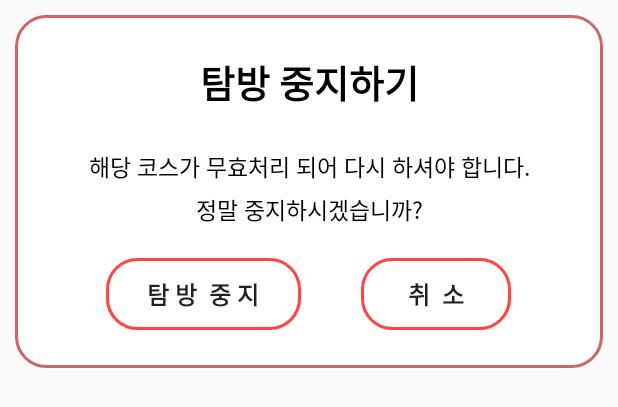
After one commit to donghyun-lgym/KNUeverywhere, an Android app: the layout mapfragment_cancelbuttondialog.xml on its own in the app's theme, with its tools: preview values and no code run, on a phone screen of 412 x 824 dp. The commit adds this screen. Shown: the top 407 px of the screen. Run offline under Robolectric (Android 15) with nearby library versions, the phone set to English and light mode, and no system bars.

Commit message:
탐방 시작 개발 완료

```diff
--- a/app/src/main/java/com/dongcompany/knueverywhere/ui/Map/MapFragment.java
+++ b/app/src/main/java/com/dongcompany/knueverywhere/ui/Map/MapFragment.java
@@ -5,6 +5,7 @@ import android.app.Activity;
 import android.content.Context;
 import android.content.Intent;
 import android.graphics.Color;
+import android.graphics.Paint;
 import android.os.Bundle;
 import android.os.CountDownTimer;
 import android.util.Log;
@@ -88,6 +89,7 @@ public class MapFragment extends Fragment implements OnMapReadyCallback {
     public void startTimer(int time) { //time : 분단위
         util.setTravelState(true);
         startButton.setText("탐방 중지하기");
+        selectCourseButton.setPaintFlags(selectCourseButton.getPaintFlags() | Paint.STRIKE_THRU_TEXT_FLAG);
         timerLayout.setVisibility(View.VISIBLE);
 
         long conversionTime = (time / 60) * 1000 * 3600 + (time % 60) * 60 * 1000; // 밀리초로 변환
@@ -95,7 +97,6 @@ public class MapFragment extends Fragment implements OnMapReadyCallback {
         if(timer == null) {
             makeTimer(conversionTime);
         }
-
     }
     private void makeTimer(long conversionTime) {
         timer =  new CountDownTimer(conversionTime, 1000) {
@@ -129,11 +130,8 @@ public class MapFragment extends Fragment implements OnMapReadyCallback {
                 //탐방 코스의 무효화
                 activity.invalidityTravel();
                 startButton.setText("탐방 시작하기");
+                selectCourseButton.setPaintFlags(0);
                 timerLayout.setVisibility(View.INVISIBLE);
-
-
-                // TODO : 타이머가 모두 종료될때 어떤 이벤트를 진행할지
-
             }
         };
         timer.start();
@@ -176,25 +174,6 @@ public class MapFragment extends Fragment implements OnMapReadyCallback {
         timerLayout.bringToFront();
         timerLayout.setVisibility(View.INVISIBLE);
         timerTextView = root.findViewById(R.id.MapFragment_timerTextView);
-
-        //탐방상태가 true일 시 타이머 활성화 (앱 종료 등의 이유로 다시 켰을 때 상황)
-        if(util.getTravelState() == true) {
-
-//            //시간차이로 인해 무효처리
-//
-//            //시간 남아서 타이머 활성화
-//            db.collection("users").document(util.getID()).get()
-//                    .addOnSuccessListener(new OnSuccessListener<DocumentSnapshot>() {
-//                        @Override
-//                        public void onSuccess(DocumentSnapshot documentSnapshot) {
-//                            Map map = documentSnapshot.getData();
-//                            if((Boolean) map.get("탐방상태") == true) {
-//                                String dbTime = (String) map.get("탐방시작시간");
-//
-//                            }
-//                       }
-//                    });
-        }
 
         //지도 객체
         mapView = root.findViewById(R.id.map_view);
--- /dev/null
+++ b/app/src/main/java/com/dongcompany/knueverywhere/ui/Map/MapFragment_CancelButtonDialog.kt
@@ -0,0 +1,51 @@
+package com.dongcompany.knueverywhere.ui.Map
+
+import android.app.Dialog
+import android.content.Context
+import android.graphics.Point
+import android.os.Bundle
+import android.view.View
+import android.view.ViewGroup
+import android.view.WindowManager
+import android.widget.*
+import com.dongcompany.knueverywhere.MainActivity
+import com.dongcompany.knueverywhere.R
+import com.dongcompany.knueverywhere.SharedPreferenceUtil
+import com.google.firebase.firestore.FirebaseFirestore
+
+class MapFragment_CancelButtonDialog(context: Context) : Dialog(context) {
+
+    private var activity: MainActivity = context as MainActivity
+
+
+    override fun onCreate(savedInstanceState: Bundle?) {
+        super.onCreate(savedInstanceState)
+        setContentView(R.layout.mapfragment_cancelbuttondialog)
+        setCancelable(false)
+        this.window?.clearFlags(WindowManager.LayoutParams.FLAG_DIM_BEHIND)
+        this.window?.setFlags(
+            WindowManager.LayoutParams.FLAG_NOT_TOUCH_MODAL,
+            WindowManager.LayoutParams.FLAG_NOT_TOUCH_MODAL
+        )
+
+        val windowManager = context.getSystemService(Context.WINDOW_SERVICE) as WindowManager
+        val display = windowManager.defaultDisplay
+        val size = Point()
+        display.getSize(size)
+
+        val params: ViewGroup.LayoutParams? = this.window?.attributes
+        val deviceWidth = size.x
+        params?.width = (deviceWidth).toInt()
+        this.window?.attributes = params as WindowManager.LayoutParams
+        this.window?.setBackgroundDrawableResource(R.color.TRANSPARENT)
+
+
+        //탐방 중지 버튼
+        findViewById<Button>(R.id.CancelDialog_Btn).setOnClickListener(View.OnClickListener {
+            activity.cancelTravel()
+            dismiss()
+        })
+
+        findViewById<Button>(R.id.CancelDialog_CanBtn).setOnClickListener(View.OnClickListener { dismiss() })
+    }
+}
--- /dev/null
+++ b/app/src/main/res/layout/mapfragment_cancelbuttondialog.xml
@@ -0,0 +1,68 @@
+<?xml version="1.0" encoding="utf-8"?>
+<LinearLayout xmlns:android="http://schemas.android.com/apk/res/android"
+    android:layout_width="match_parent"
+    android:layout_height="wrap_content"
+    android:orientation="vertical"
+    android:background="@drawable/design_dialog"
+    android:padding="10dp"
+    android:layout_margin="10dp">
+
+    <TextView
+        android:layout_width="match_parent"
+        android:layout_height="wrap_content"
+        android:text="탐방 중지하기"
+        android:textSize="25dp"
+        android:layout_margin="15dp"
+        android:textColor="@android:color/black"
+        android:gravity="center"
+        android:textStyle="bold"/>
+    <TextView
+        android:layout_marginTop="10dp"
+        android:layout_width="match_parent"
+        android:layout_height="wrap_content"
+        android:text="해당 코스가 무효처리 되어 다시 하셔야 합니다."
+        android:textSize="15dp"
+        android:textColor="@android:color/black"
+        android:gravity="center"/>
+    <TextView
+        android:layout_margin="5dp"
+        android:layout_width="match_parent"
+        android:layout_height="wrap_content"
+        android:text="정말 중지하시겠습니까?"
+        android:textSize="15dp"
+        android:textColor="@android:color/black"
+        android:gravity="center"/>
+
+
+    <LinearLayout
+        android:layout_width="match_parent"
+        android:layout_height="wrap_content"
+        android:orientation="horizontal"
+        android:gravity="center"
+        android:layout_margin="15dp"
+        >
+        <Button
+            android:id="@+id/CancelDialog_Btn"
+            android:text="탐 방  중 지"
+            android:textSize="16dp"
+            android:background="@drawable/design_button"
+            android:textStyle="bold"
+            android:layout_gravity="center"
+            android:layout_width="130dp"
+            android:layout_height="wrap_content"
+            android:layout_marginRight="20dp"
+            />
+        <Button
+            android:layout_marginLeft="20dp"
+            android:id="@+id/CancelDialog_CanBtn"
+            android:text="취  소"
+            android:textSize="16dp"
+            android:textStyle="bold"
+            android:background="@drawable/design_button"
+            android:layout_gravity="center"
+            android:layout_width="100dp"
+            android:layout_height="wrap_content"
+            />
+    </LinearLayout>
+
+</LinearLayout>
```
